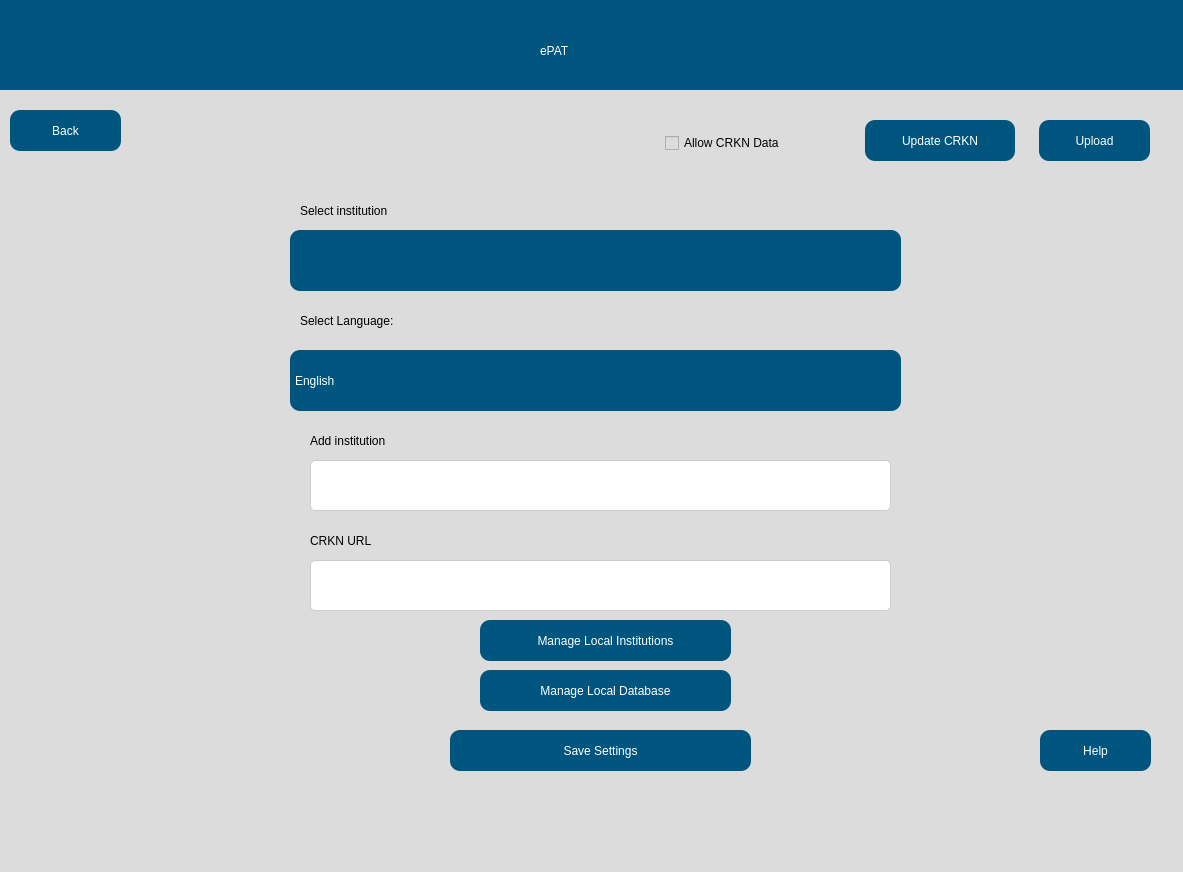
eppenney/eBook-Perpetual-Access-Rights-Tracker, file src/user_interface/english_settingsPage.ui: the form before one commit.
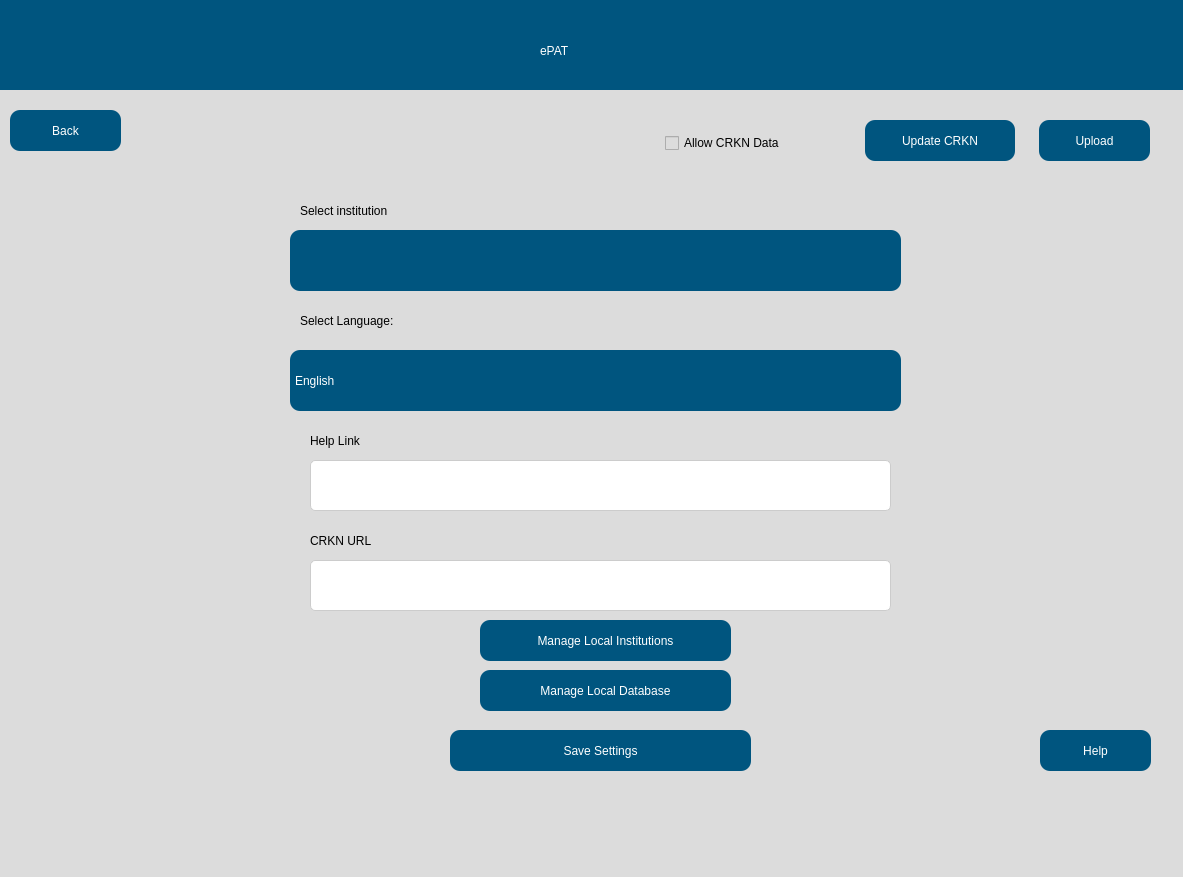
The form after the commit. Icons and pictures are not drawn.

Commit message: Some changes in the settingsPage.py regarding the help link. Please check.

Diff of the .ui file:
```diff
--- a/src/user_interface/english_settingsPage.ui
+++ b/src/user_interface/english_settingsPage.ui
@@ -7,7 +7,7 @@
     <x>0</x>
     <y>0</y>
     <width>1183</width>
-    <height>872</height>
+    <height>877</height>
    </rect>
   </property>
   <property name="windowTitle">
@@ -228,7 +228,7 @@
 color: rgb(0, 0, 0);</string>
     </property>
     <property name="text">
-     <string>Add institution</string>
+     <string>Help Link </string>
     </property>
    </widget>
    <widget class="QLabel" name="UniversityLabel_7">
```
Left out of the diff: 5 changed lines with no effect on the pictures. Lines whose indentation alone changed are shown as unchanged. The commit also changes 2 other files.
